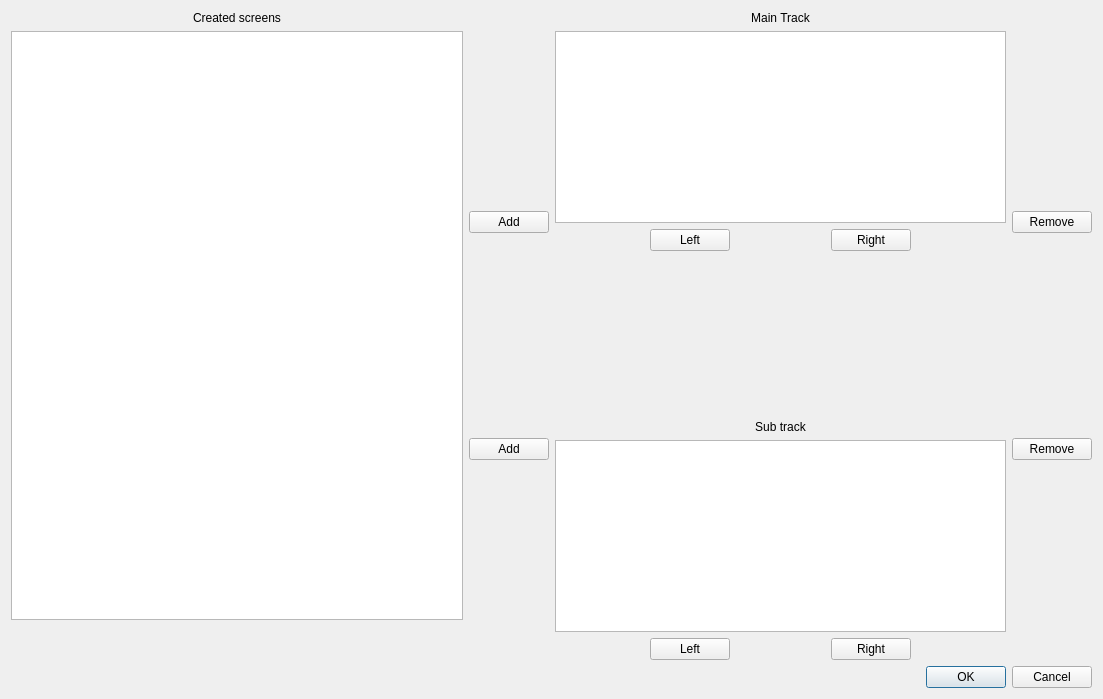
Old version of the form Hardware Monitor Applet/GUI/OrderWindow.ui in the repository jimmyd-be/Hardware-Monitor-Applet.
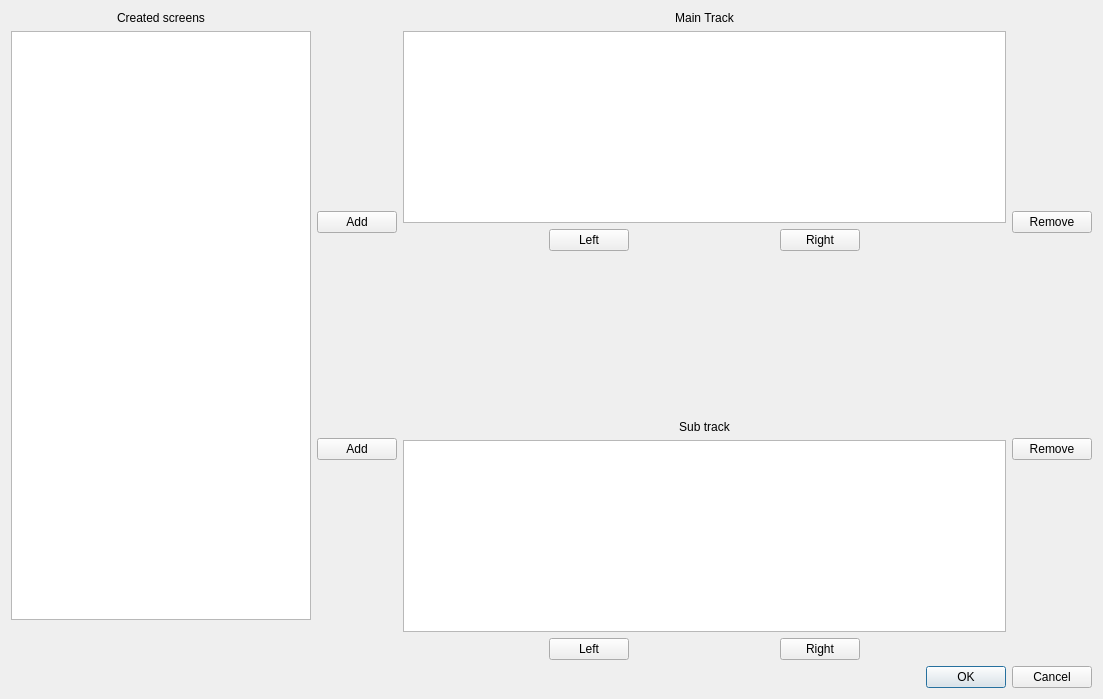
New version of the form.

Commit message: Made OrderWindow full functional.

The edit to the form file:
```diff
--- a/Hardware Monitor Applet/GUI/OrderWindow.ui
+++ b/Hardware Monitor Applet/GUI/OrderWindow.ui
@@ -20,6 +20,12 @@
       <layout class="QVBoxLayout" name="verticalLayout">
        <item>
         <widget class="QLabel" name="label">
+         <property name="maximumSize">
+          <size>
+           <width>300</width>
+           <height>16777215</height>
+          </size>
+         </property>
          <property name="text">
           <string>Created screens</string>
          </property>
@@ -29,7 +35,20 @@
         </widget>
        </item>
        <item>
-        <widget class="QListWidget" name="CreatedScreen_listWidget"/>
+        <widget class="QListWidget" name="CreatedScreen_listWidget">
+         <property name="maximumSize">
+          <size>
+           <width>300</width>
+           <height>16777215</height>
+          </size>
+         </property>
+         <property name="editTriggers">
+          <set>QAbstractItemView::NoEditTriggers</set>
+         </property>
+         <property name="flow">
+          <enum>QListView::TopToBottom</enum>
+         </property>
+        </widget>
        </item>
        <item>
         <spacer name="verticalSpacer_8">
@@ -124,7 +143,14 @@
           </widget>
          </item>
          <item>
-          <widget class="QListWidget" name="MainTrack_listWidget"/>
+          <widget class="QListWidget" name="MainTrack_listWidget">
+           <property name="editTriggers">
+            <set>QAbstractItemView::NoEditTriggers</set>
+           </property>
+           <property name="flow">
+            <enum>QListView::LeftToRight</enum>
+           </property>
+          </widget>
          </item>
         </layout>
        </item>
@@ -211,7 +237,17 @@
           </widget>
          </item>
          <item>
-          <widget class="QListWidget" name="SubTrack_listWidget"/>
+          <widget class="QListWidget" name="SubTrack_listWidget">
+           <property name="editTriggers">
+            <set>QAbstractItemView::NoEditTriggers</set>
+           </property>
+           <property name="showDropIndicator" stdset="0">
+            <bool>false</bool>
+           </property>
+           <property name="flow">
+            <enum>QListView::LeftToRight</enum>
+           </property>
+          </widget>
          </item>
         </layout>
        </item>
```
The commit also changes 2 other files.
